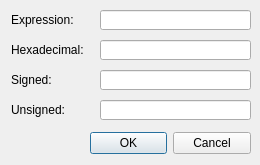
Before: the Qt Designer form x64_dbg_gui/Project/Src/Gui/WordEditDialog.ui in x64dbg/x64dbg, drawn with Qt 5.
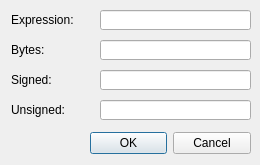
After: the same form once the commit is applied. Icons and pictures are not drawn.

Commit message: GUI: WordEditDialog now allows entering in signed and unsigned too

```diff
--- a/x64_dbg_gui/Project/Src/Gui/WordEditDialog.ui
+++ b/x64_dbg_gui/Project/Src/Gui/WordEditDialog.ui
@@ -153,7 +153,7 @@
     </rect>
    </property>
    <property name="text">
-    <string>Hexadecimal:</string>
+    <string>Bytes:</string>
    </property>
   </widget>
   <widget class="QLabel" name="label">
```
Left out of the diff: 28 changed lines with no effect on the pictures. The commit also changes 3 other files.
